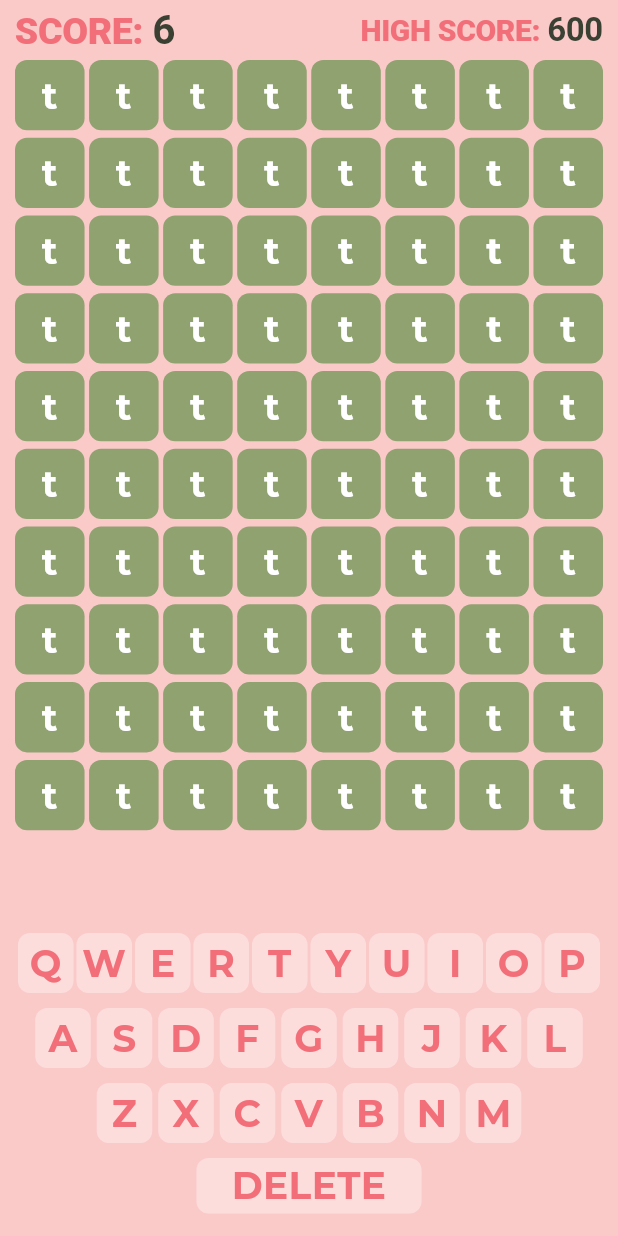
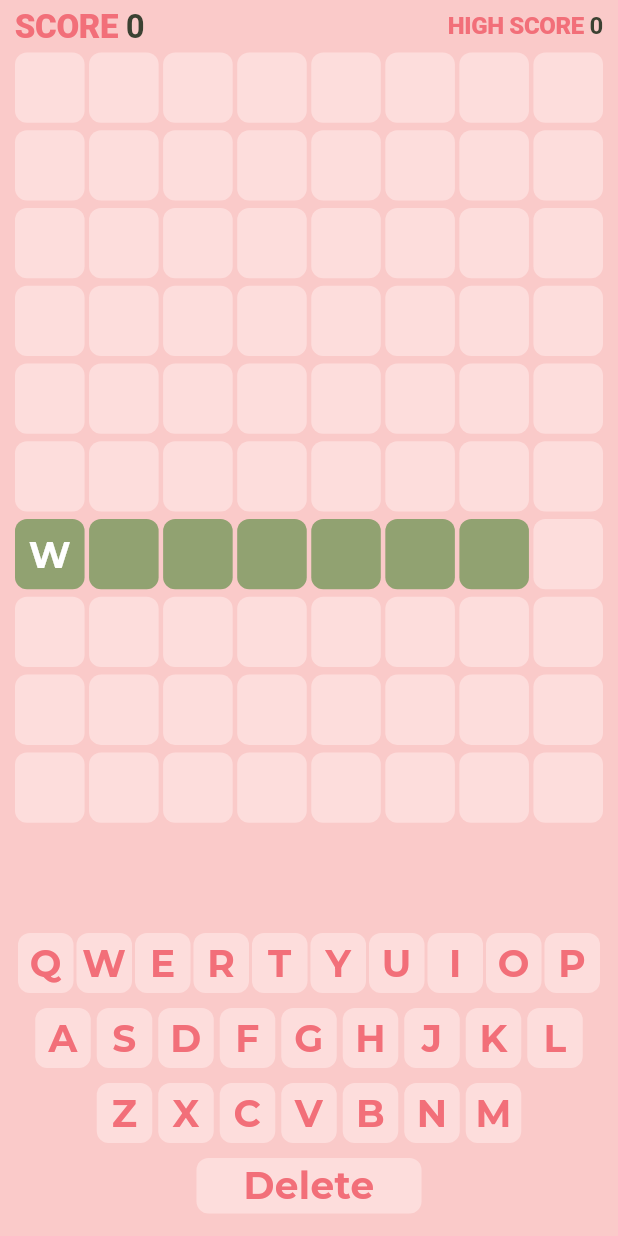
Before and after one commit to RoadyBoi/cm3070-final-project, a Flutter app: the GamePage screen opened by its route, after a tap on "START", on a phone screen of 412 x 824 dp. Run offline on Flutter 3.47's test engine with Material 3 defaults, Android fonts, the phone set to English and light mode, and no system bars; our stand-ins replace audioplayers, fluttertoast, page_transition, shared_preferences; missing offline and left inert: playing_cards; accounts and stored records are empty; Roboto replaces fonts that are missing (StoutDeco); project files that could hold a hidden picture were left out.

Commit message:
game logic working

```diff
--- a/lib/pages/game_page.dart
+++ b/lib/pages/game_page.dart
@@ -1,6 +1,7 @@
 import 'dart:async';
 
 import 'package:flutter/material.dart';
+import 'package:fluttertoast/fluttertoast.dart';
 import 'package:provider/provider.dart';
 import 'package:sequence/controllers/game_copy.dart';
 
@@ -15,27 +16,36 @@ class _GamePageState extends State<GamePage> with TickerProviderStateMixin {
   List row1 = "QWERTYUIOP".split("");
   List row2 = "ASDFGHJKL".split("");
   List row3 = "ZXCVBNM".split("");
-  List row4 = ["DELETE"];
+  List row4 = ["1"];
   late final Timer tickTimer;
+  late List<Widget> gameCards;
 
-  // @override
-  // void initState() {
-  //   tickTimer = Timer(Duration(seconds: 1), () {
-  //     int nowTick =
-  //         Provider.of<LainGame>(context, listen: false).incrementTick();
-  //     if (nowTick > 9) {
-  //       Navigator.of(context).pushReplacementNamed("/FinalPageScreen");
-  //       //Provider.of<LainGame>(context, listen: false).resetGame();
-  //     }
-  //   });
-  //   super.initState();
-  // }
+  @override
+  void initState() {
+    tickTimer = Timer.periodic(Duration(seconds: 1), (thisTimer) {
+      int nowTick =
+          Provider.of<LainGame>(context, listen: false).incrementTick();
+      setState(() {});
+      if (nowTick > 9) {
+        Fluttertoast.showToast(
+            msg: "Time up",
+            toastLength: Toast.LENGTH_SHORT,
+            gravity: ToastGravity.TOP,
+            backgroundColor: Colors.red,
+            textColor: Colors.white,
+            fontSize: 16.0);
+        thisTimer.cancel();
+        Navigator.of(context).pushReplacementNamed("/FinalPageScreen");
+      }
+    });
+    super.initState();
+  }
 
-  // @override
-  // void dispose() {
-  //   tickTimer.cancel();
-  //   super.dispose();
-  // }
+  @override
+  void dispose() {
+    tickTimer.cancel();
+    super.dispose();
+  }
 
   Widget fillerRowCard() => Container(
         decoration: BoxDecoration(
@@ -59,7 +69,7 @@ class _GamePageState extends State<GamePage> with TickerProviderStateMixin {
             borderRadius: BorderRadius.circular(8)),
         child: Center(
           child: Text(
-            letter,
+            letter.toUpperCase(),
             textAlign: TextAlign.center,
             style: TextStyle(
                 fontSize: 24, color: Colors.white, fontWeight: FontWeight.w600),
@@ -80,32 +90,15 @@ class _GamePageState extends State<GamePage> with TickerProviderStateMixin {
                   padding: EdgeInsets.symmetric(vertical: 5, horizontal: 10),
                   child: Row(
                     children: [
-                      Text("SCORE: ",
+                      Text("SCORE ",
                           style: Theme.of(context)
                               .textTheme
                               .headline1
                               ?.copyWith(
-                                  fontSize: 25,
+                                  fontSize: 22,
                                   color: Color.fromARGB(255, 242, 111, 121),
                                   fontWeight: FontWeight.w800)),
-                      Text("6",
-                          style: Theme.of(context)
-                              .textTheme
-                              .headline1
-                              ?.copyWith(
-                                  fontSize: 27,
-                                  color: Color.fromARGB(255, 59, 65, 50),
-                                  fontWeight: FontWeight.w600)),
-                      Spacer(),
-                      Text("HIGH SCORE: ",
-                          style: Theme.of(context)
-                              .textTheme
-                              .headline1
-                              ?.copyWith(
-                                  fontSize: 20,
-                                  color: Color.fromARGB(255, 242, 111, 121),
-                                  fontWeight: FontWeight.w800)),
-                      Text("600",
+                      Text("${lainGameState.currentScore}",
                           style: Theme.of(context)
                               .textTheme
                               .headline1
@@ -113,19 +106,39 @@ class _GamePageState extends State<GamePage> with TickerProviderStateMixin {
                                   fontSize: 22,
                                   color: Color.fromARGB(255, 59, 65, 50),
                                   fontWeight: FontWeight.w600)),
+                      Spacer(),
+                      Text("HIGH SCORE ",
+                          style: Theme.of(context)
+                              .textTheme
+                              .headline1
+                              ?.copyWith(
+                                  fontSize: 16,
+                                  color: Color.fromARGB(255, 242, 111, 121),
+                                  fontWeight: FontWeight.w800)),
+                      Text("${lainGameState.highScore}",
+                          style: Theme.of(context)
+                              .textTheme
+                              .headline1
+                              ?.copyWith(
+                                  fontSize: 16,
+                                  color: Color.fromARGB(255, 59, 65, 50),
+                                  fontWeight: FontWeight.w600)),
                     ],
                   )),
               GridView.count(
-                padding: EdgeInsets.symmetric(horizontal: 10),
-                crossAxisSpacing: 3, // Add vertical spacing between boxes
-                mainAxisSpacing: 5,
-                crossAxisCount: 8,
-                shrinkWrap: true,
-                childAspectRatio: 0.99,
-                children: List.generate(80, (index) {
-                  return gameRowCard("t");
-                }),
-              ),
+                  padding: EdgeInsets.symmetric(horizontal: 10),
+                  crossAxisSpacing: 3, // Add vertical spacing between boxes
+                  mainAxisSpacing: 5,
+                  crossAxisCount: 8,
+                  shrinkWrap: true,
+                  childAspectRatio: 0.99,
+                  children:
+                      lainGameState.flattenedGameGrid().map<Widget>((value) {
+                    if (value == "")
+                      return fillerRowCard();
+                    else
+                      return gameRowCard(value);
+                  }).toList()),
             ],
           ),
         ),
@@ -140,9 +153,11 @@ class _GamePageState extends State<GamePage> with TickerProviderStateMixin {
                   padding: const EdgeInsets.symmetric(vertical: 5),
                   child: Row(
                     mainAxisAlignment: MainAxisAlignment.center,
-                    children: row1.map((e) {
+                    children: row1.map((letter) {
                       return GestureDetector(
-                        onTap: () {},
+                        onTap: () {
+                          lainGameState.userInput(letter);
+                        },
                         child: Padding(
                           padding: const EdgeInsets.symmetric(horizontal: 1),
                           child: Container(
@@ -153,7 +168,7 @@ class _GamePageState extends State<GamePage> with TickerProviderStateMixin {
                                 color: Color.fromARGB(255, 253, 221, 220),
                                 borderRadius: BorderRadius.circular(8)),
                             child: Text(
-                              "$e",
+                              "$letter",
                               textAlign: TextAlign.center,
                               style: TextStyle(
                                   fontSize: 25,
@@ -170,9 +185,11 @@ class _GamePageState extends State<GamePage> with TickerProviderStateMixin {
                   padding: const EdgeInsets.symmetric(vertical: 5),
                   child: Row(
                     mainAxisAlignment: MainAxisAlignment.center,
-                    children: row2.map((e) {
+                    children: row2.map((letter) {
                       return GestureDetector(
-                        onTap: () {},
+                        onTap: () {
+                          lainGameState.userInput(letter);
+                        },
                         child: Padding(
                           padding: const EdgeInsets.symmetric(horizontal: 2),
                           child: Container(
@@ -183,7 +200,7 @@ class _GamePageState extends State<GamePage> with TickerProviderStateMixin {
                                 color: const Color.fromARGB(255, 253, 221, 220),
                                 borderRadius: BorderRadius.circular(8)),
                             child: Text(
-                              "$e",
+                              "$letter",
                               textAlign: TextAlign.center,
                               style: TextStyle(
                                   fontSize: 25,
@@ -200,9 +217,11 @@ class _GamePageState extends State<GamePage> with TickerProviderStateMixin {
                   padding: const EdgeInsets.symmetric(vertical: 5),
                   child: Row(
                     mainAxisAlignment: MainAxisAlignment.center,
-                    children: row3.map((e) {
+                    children: row3.map((letter) {
                       return GestureDetector(
-                        onTap: () {},
+                        onTap: () {
+                          lainGameState.userInput(letter);
+                        },
                         child: Padding(
                           padding: const EdgeInsets.symmetric(horizontal: 2),
                           child: Container(
@@ -213,7 +232,7 @@ class _GamePageState extends State<GamePage> with TickerProviderStateMixin {
                                 color: const Color.fromARGB(255, 253, 221, 220),
                                 borderRadius: BorderRadius.circular(8)),
                             child: Text(
-                              "$e",
+                              "$letter",
                               textAlign: TextAlign.center,
                               style: TextStyle(
                                   fontSize: 25,
@@ -230,9 +249,11 @@ class _GamePageState extends State<GamePage> with TickerProviderStateMixin {
                   padding: const EdgeInsets.symmetric(vertical: 5),
                   child: Row(
                     mainAxisAlignment: MainAxisAlignment.center,
-                    children: row4.map((e) {
+                    children: row4.map((letter) {
                       return GestureDetector(
-                        onTap: () {},
+                        onTap: () {
+                          lainGameState.userInput(letter);
+                        },
                         child: Padding(
                           padding: const EdgeInsets.symmetric(horizontal: 2),
                           child: Container(
@@ -243,7 +264,7 @@ class _GamePageState extends State<GamePage> with TickerProviderStateMixin {
                                 color: const Color.fromARGB(255, 253, 221, 220),
                                 borderRadius: BorderRadius.circular(8)),
                             child: Text(
-                              "$e",
+                              "${letter == "1" ? "Delete" : letter}",
                               textAlign: TextAlign.center,
                               style: TextStyle(
                                   fontSize: 25,
```
Also changed, not shown: lib/controllers/game_copy.dart (+91 -40 lines), lib/pages/final_page.dart (+13 -11 lines).
